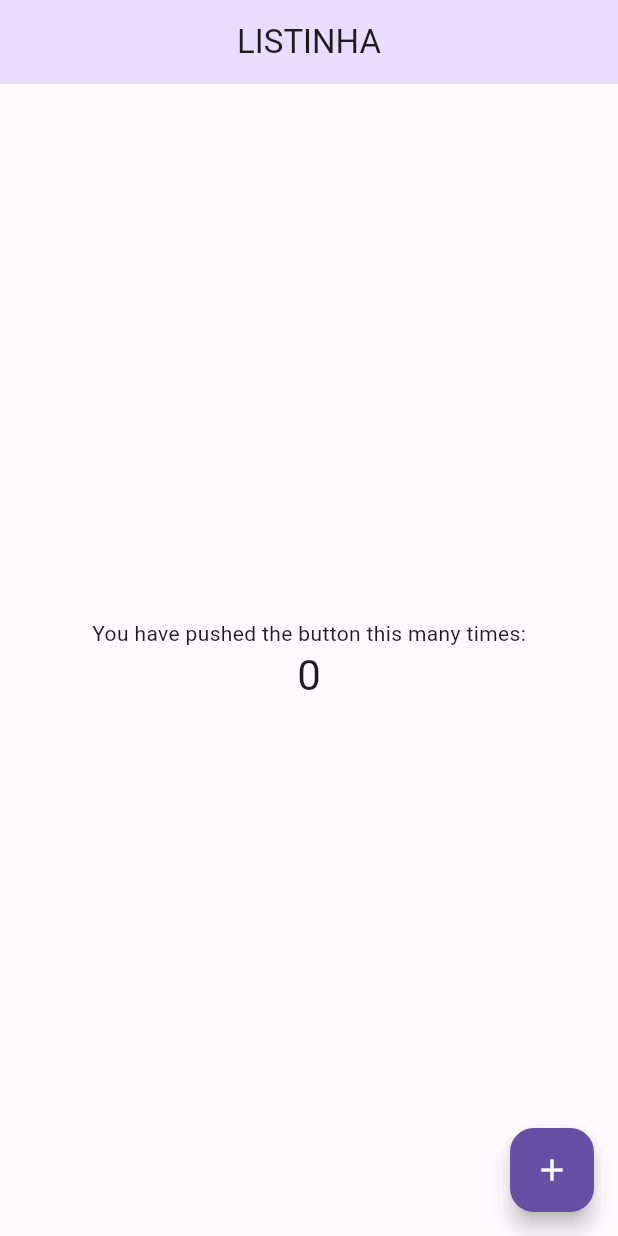
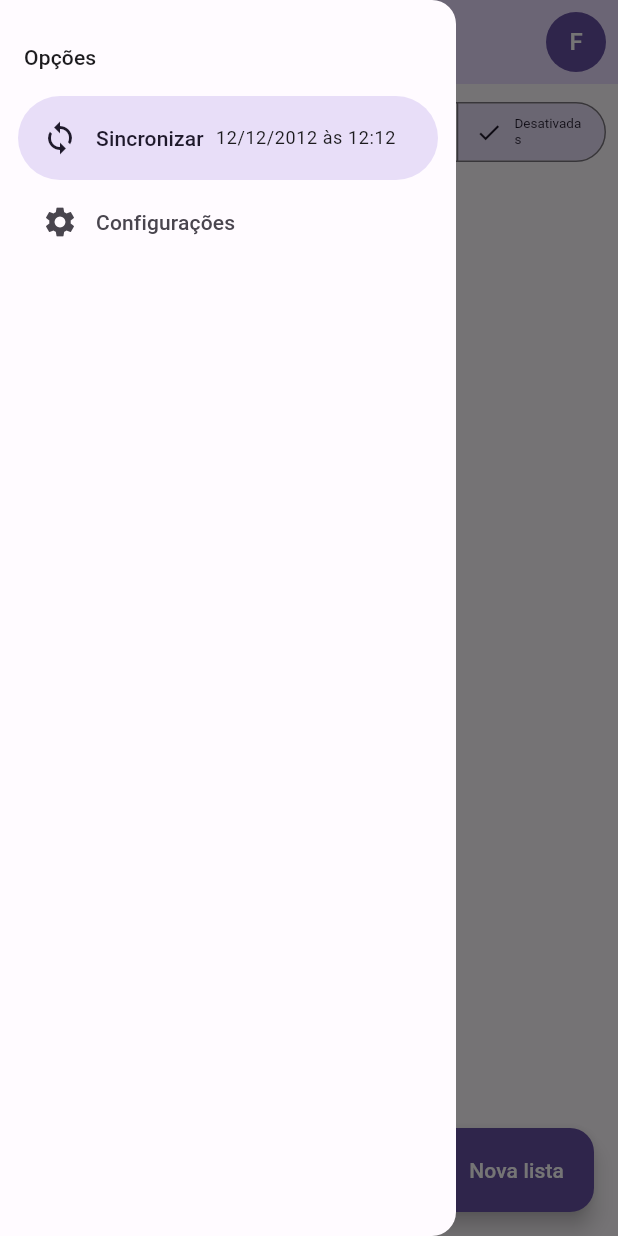
Before and after one commit to frankyston/app_listinha, a Flutter app: the screen it shows after launch, with the side drawer open (before the commit the screen has no drawer), on a phone screen of 412 x 824 dp. Run offline on Flutter 3.47's test engine with Material 2 defaults, Android fonts, the phone set to English and light mode, and no system bars.

Commit message:
Add HomePage

```diff
--- a/lib/main.dart
+++ b/lib/main.dart
@@ -1,69 +1,7 @@
-import 'package:app_listinha/src/shared/themes/themes.dart';
 import 'package:flutter/material.dart';
 
+import 'src/shared/app_widget.dart';
+
 void main() {
-  runApp(const MyApp());
+  runApp(const AppWidget());
 }
-
-class MyApp extends StatelessWidget {
-  const MyApp({super.key});
-
-  @override
-  Widget build(BuildContext context) {
-    return MaterialApp(
-      title: 'Flutter Demo',
-      debugShowCheckedModeBanner: false,
-      themeMode: ThemeMode.light,
-      theme: lightTheme,
-      darkTheme: darkTheme,
-      home: const MyHomePage(title: 'LISTINHA'),
-    );
-  }
-}
-
-class MyHomePage extends StatefulWidget {
-  const MyHomePage({super.key, required this.title});
-
-  final String title;
-
-  @override
-  State<MyHomePage> createState() => _MyHomePageState();
-}
-
-class _MyHomePageState extends State<MyHomePage> {
-  int _counter = 0;
-
-  void _incrementCounter() {
-    setState(() {
-      _counter++;
-    });
-  }
-
-  @override
-  Widget build(BuildContext context) {
-    return Scaffold(
-      appBar: AppBar(
-        title: Text(widget.title),
-      ),
-      body: Center(
-        child: Column(
-          mainAxisAlignment: MainAxisAlignment.center,
-          children: <Widget>[
-            const Text(
-              'You have pushed the button this many times:',
-            ),
-            Text(
-              '$_counter',
-              style: Theme.of(context).textTheme.headlineMedium,
-            ),
-          ],
-        ),
-      ),
-      floatingActionButton: FloatingActionButton(
-        onPressed: _incrementCounter,
-        tooltip: 'Increment',
-        child: const Icon(Icons.add),
-      ),
-    );
-  }
-}
--- /dev/null
+++ b/lib/src/home/home_page.dart
@@ -0,0 +1,53 @@
+import 'package:app_listinha/src/shared/widgets/user_image_button.dart';
+import 'package:flutter/material.dart';
+
+import 'widgets/custom_drawer.dart';
+
+class HomePage extends StatefulWidget {
+  const HomePage({super.key});
+
+  @override
+  State<HomePage> createState() => _HomePageState();
+}
+
+class _HomePageState extends State<HomePage> {
+  @override
+  Widget build(BuildContext context) {
+    return Scaffold(
+      drawer: const CustomDrawer(),
+      appBar: AppBar(
+        title: const Text('LISTINHA'),
+        actions: const [
+          Padding(
+            padding: EdgeInsets.all(8),
+            child: UserImageButton(),
+          )
+        ],
+      ),
+      body: Center(
+        child: Column(
+          children: [
+            Padding(
+              padding: const EdgeInsets.all(8),
+              child: SegmentedButton(
+                segments: const [
+                  ButtonSegment(value: 0, label: Text('Todos')),
+                  ButtonSegment(value: 1, label: Text('Pendentes')),
+                  ButtonSegment(value: 2, label: Text('Concluídas')),
+                  ButtonSegment(value: 3, label: Text('Desativadas')),
+                ],
+                selected: const {3},
+                onSelectionChanged: (values) {},
+              ),
+            )
+          ],
+        ),
+      ),
+      floatingActionButton: FloatingActionButton.extended(
+        icon: const Icon(Icons.edit),
+        label: const Text('Nova lista'),
+        onPressed: () {},
+      ),
+    );
+  }
+}
--- /dev/null
+++ b/lib/src/home/widgets/custom_drawer.dart
@@ -0,0 +1,34 @@
+import 'package:flutter/material.dart';
+
+class CustomDrawer extends StatelessWidget {
+  const CustomDrawer({super.key});
+
+  @override
+  Widget build(BuildContext context) {
+    return NavigationDrawer(
+      children: [
+        Padding(
+          padding: const EdgeInsets.fromLTRB(16, 28, 16, 16),
+          child: Text('Opções', style: Theme.of(context).textTheme.titleSmall),
+        ),
+        NavigationDrawerDestination(
+          icon: const Icon(Icons.sync),
+          label: Row(
+            children: [
+              const Text('Sincronizar'),
+              const SizedBox(width: 8),
+              Text(
+                '12/12/2012 às 12:12',
+                style: Theme.of(context).textTheme.bodySmall,
+              ),
+            ],
+          ),
+        ),
+        const NavigationDrawerDestination(
+          icon: Icon(Icons.settings),
+          label: Text('Configurações'),
+        ),
+      ],
+    );
+  }
+}
--- a/lib/src/shared/app_widget.dart
+++ b/lib/src/shared/app_widget.dart
@@ -1,4 +1,5 @@
 import 'package:app_listinha/main.dart';
+import 'package:app_listinha/src/home/home_page.dart';
 import 'package:flutter/material.dart';
 
 import 'themes/themes.dart';
@@ -14,7 +15,7 @@ class AppWidget extends StatelessWidget {
       themeMode: ThemeMode.light,
       theme: lightTheme,
       darkTheme: darkTheme,
-      home: const MyHomePage(title: 'LISTINHA'),
+      home: const HomePage(),
     );
   }
 }
--- a/lib/src/shared/themes/themes.dart
+++ b/lib/src/shared/themes/themes.dart
@@ -2,7 +2,7 @@ import 'package:flutter/material.dart';
 
 part 'color_schemes.g.dart';
 
-final lightTheme = ThemeData(
+ThemeData get lightTheme => ThemeData(
       useMaterial3: true,
       colorScheme: _lightColorScheme,
       appBarTheme: AppBarTheme(
@@ -13,13 +13,32 @@ final lightTheme = ThemeData(
         backgroundColor: _lightColorScheme.primary,
         foregroundColor: Colors.white,
       ),
+      segmentedButtonTheme: _segmentedButtonTheme,
     );
 
-final darkTheme = ThemeData(
+ThemeData get darkTheme => ThemeData(
       useMaterial3: true,
-  colorScheme: darkColorScheme,
+      colorScheme: _darkColorScheme,
       appBarTheme: AppBarTheme(
         centerTitle: true,
-    backgroundColor: darkColorScheme.primaryContainer,
+        backgroundColor: _darkColorScheme.primaryContainer,
+      ),
+      segmentedButtonTheme: _segmentedButtonTheme,
+    );
+
+SegmentedButtonThemeData get _segmentedButtonTheme => SegmentedButtonThemeData(
+      style: ButtonStyle(
+        textStyle: MaterialStateProperty.resolveWith<TextStyle?>(
+          (states) {
+            if (states.contains(MaterialState.selected)) {
+              return const TextStyle(
+                fontSize: 9,
+              );
+            }
+            return const TextStyle(
+              fontSize: 13,
+            );
+          },
+        ),
       ),
     );
--- /dev/null
+++ b/lib/src/shared/widgets/user_image_button.dart
@@ -0,0 +1,16 @@
+import 'package:flutter/material.dart';
+
+class UserImageButton extends StatelessWidget {
+  const UserImageButton({super.key});
+
+  @override
+  Widget build(BuildContext context) {
+    return GestureDetector(
+      child: CircleAvatar(
+        backgroundColor: Theme.of(context).primaryColor,
+        foregroundColor: Colors.white,
+        child: const Text('F'),
+      ),
+    );
+  }
+}
```
Lines whose indentation alone changed are shown as unchanged.
